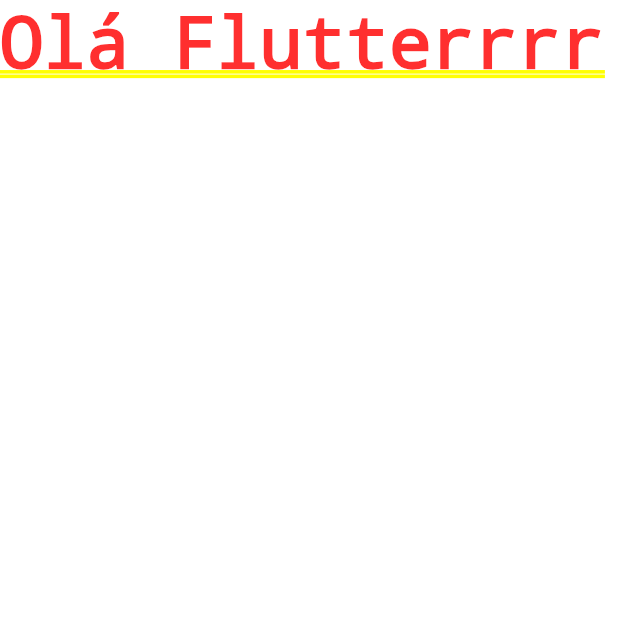
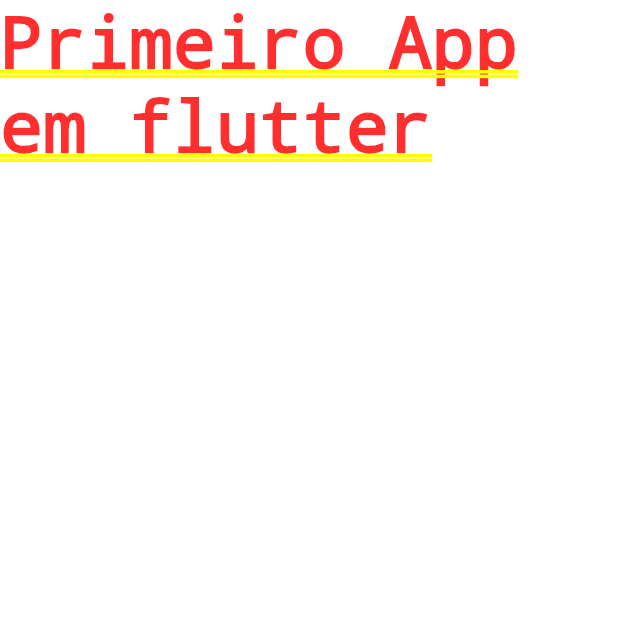
Before and after one commit to osmarfelix/Projeto_perguntas, a Flutter app: the screen it shows after launch, on a phone screen of 412 x 824 dp, the top half of it. Run offline on Flutter 3.47's test engine with Material 2 defaults, Android fonts, the phone set to English and light mode, and no system bars.

Commit message:
Alteração do import

```diff
--- a/lib/main.dart
+++ b/lib/main.dart
@@ -1,4 +1,3 @@
-import 'package:flutter/material.dart';
 import 'package:flutter/material.dart';
 
 main() {
@@ -8,7 +7,7 @@ main() {
 class PerguntaApp extends StatelessWidget {
   Widget build(BuildContext context) {
     return MaterialApp(
-      home: Text("Olá Flutterrrr"),
+      home: Text("Primeiro App em flutter"),
     );
   }
 }
```
